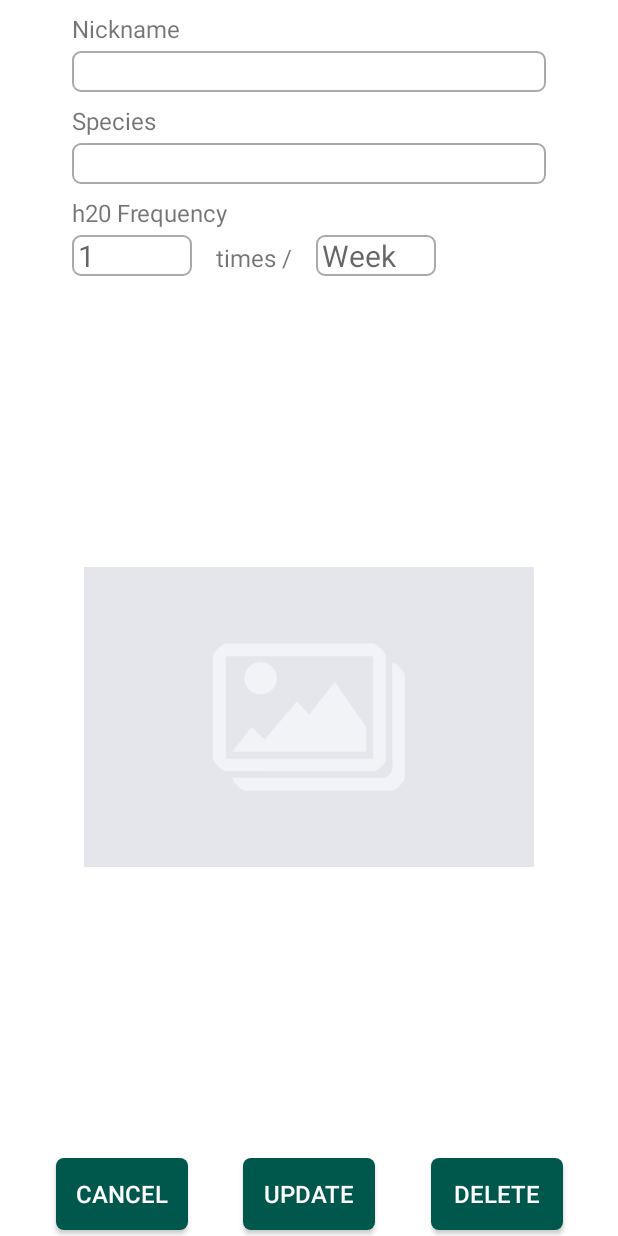
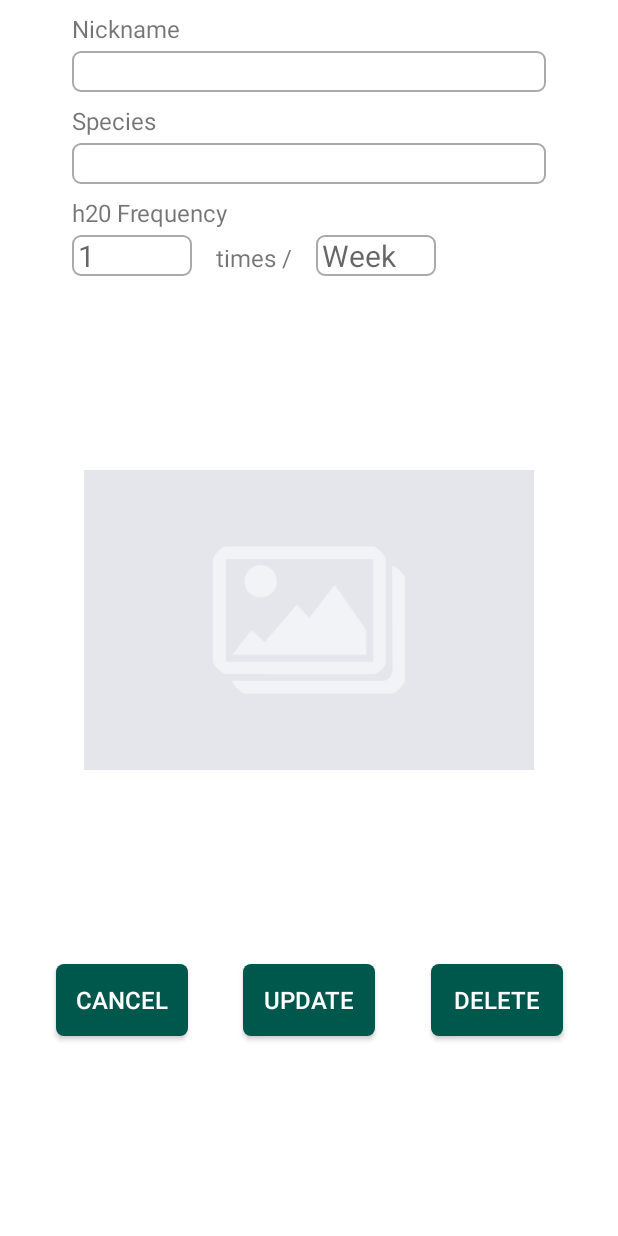
Before and after one commit to Uptiie/ANDROID-2, an Android app: the layout plant_details_layout.xml on its own in the app's theme, with its tools: preview values and no code run, on a phone screen of 412 x 824 dp. Run offline under Robolectric (Android 15) with nearby library versions, the phone set to English and light mode, and no system bars.

Commit message:
Update plant_details_layout file.

```diff
--- a/app/src/main/res/layout/plant_details_layout.xml
+++ b/app/src/main/res/layout/plant_details_layout.xml
@@ -100,6 +100,7 @@
         android:layout_height="wrap_content"
         android:padding="4dp"
         android:layout_marginBottom="4dp"
+        app:layout_constraintTop_toBottomOf="@+id/iv_listing_details"
         app:layout_constraintBottom_toBottomOf="parent"
         app:layout_constraintLeft_toLeftOf="parent"
         app:layout_constraintRight_toLeftOf="@id/btn_listing_update_details"/>
@@ -114,6 +115,7 @@
         android:layout_height="wrap_content"
         android:padding="4dp"
         android:layout_marginBottom="4dp"
+        app:layout_constraintTop_toBottomOf="@+id/iv_listing_details"
         app:layout_constraintBottom_toBottomOf="parent"
         app:layout_constraintLeft_toRightOf="@id/btn_listing_cancel_details"
         app:layout_constraintRight_toLeftOf="@id/btn_listing_delete_details"/>
@@ -128,6 +130,7 @@
         android:layout_height="wrap_content"
         android:padding="4dp"
         android:layout_marginBottom="4dp"
+        app:layout_constraintTop_toBottomOf="@+id/iv_listing_details"
         app:layout_constraintBottom_toBottomOf="parent"
         app:layout_constraintLeft_toRightOf="@id/btn_listing_update_details"
         app:layout_constraintRight_toRightOf="parent"/>
```
